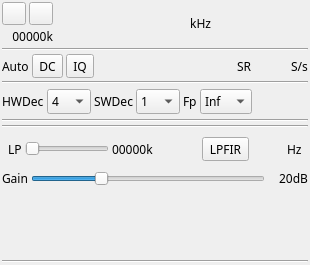
Before: the Qt Designer form plugins/samplesource/limesdrinput/limesdrinputgui.ui in f4exb/sdrangel, drawn with Qt 5.
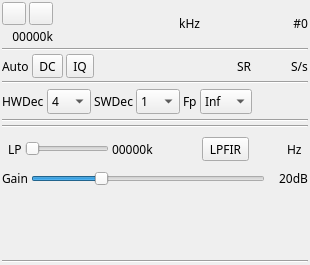
After: the same form once the commit is applied. Icons and pictures are not drawn. Custom widgets are drawn as their Qt base class.

```diff
--- a/plugins/samplesource/limesdrinput/limesdrinputgui.ui
+++ b/plugins/samplesource/limesdrinput/limesdrinputgui.ui
@@ -168,6 +168,25 @@
        </property>
       </spacer>
      </item>
+     <item>
+      <widget class="QLabel" name="channelNumberText">
+       <property name="minimumSize">
+        <size>
+         <width>20</width>
+         <height>0</height>
+        </size>
+       </property>
+       <property name="toolTip">
+        <string>Channel number</string>
+       </property>
+       <property name="text">
+        <string>#0</string>
+       </property>
+       <property name="alignment">
+        <set>Qt::AlignRight|Qt::AlignTrailing|Qt::AlignVCenter</set>
+       </property>
+      </widget>
+     </item>
     </layout>
    </item>
    <item>
```
Left out of the diff: 4 changed lines with no effect on the pictures.
